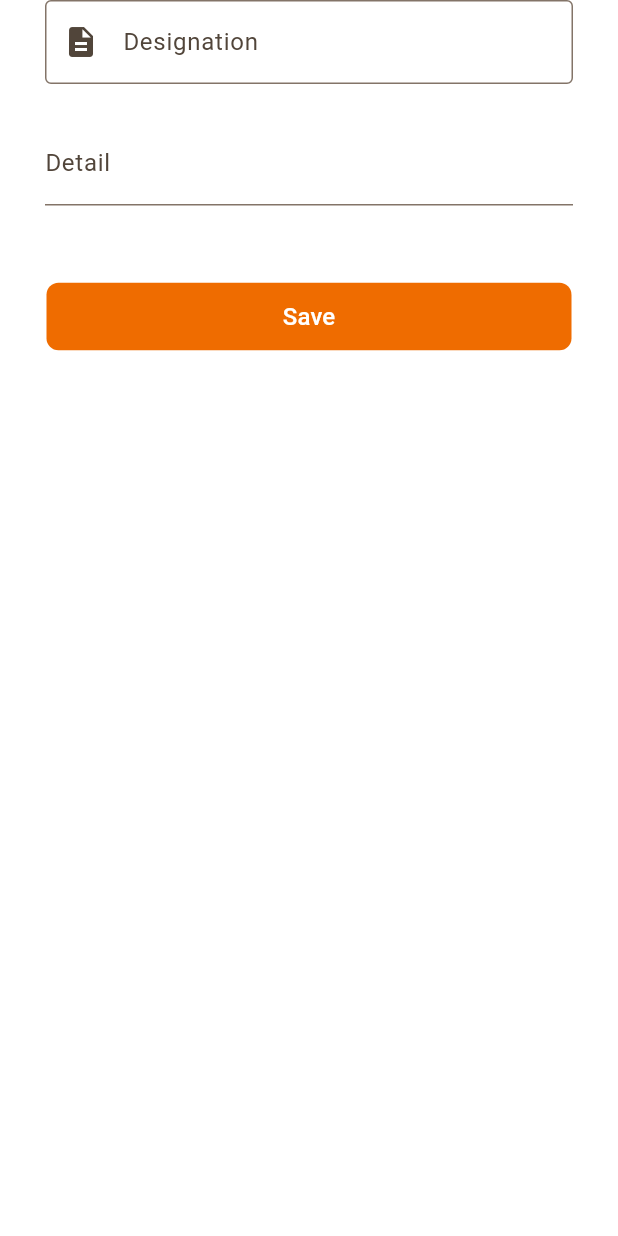
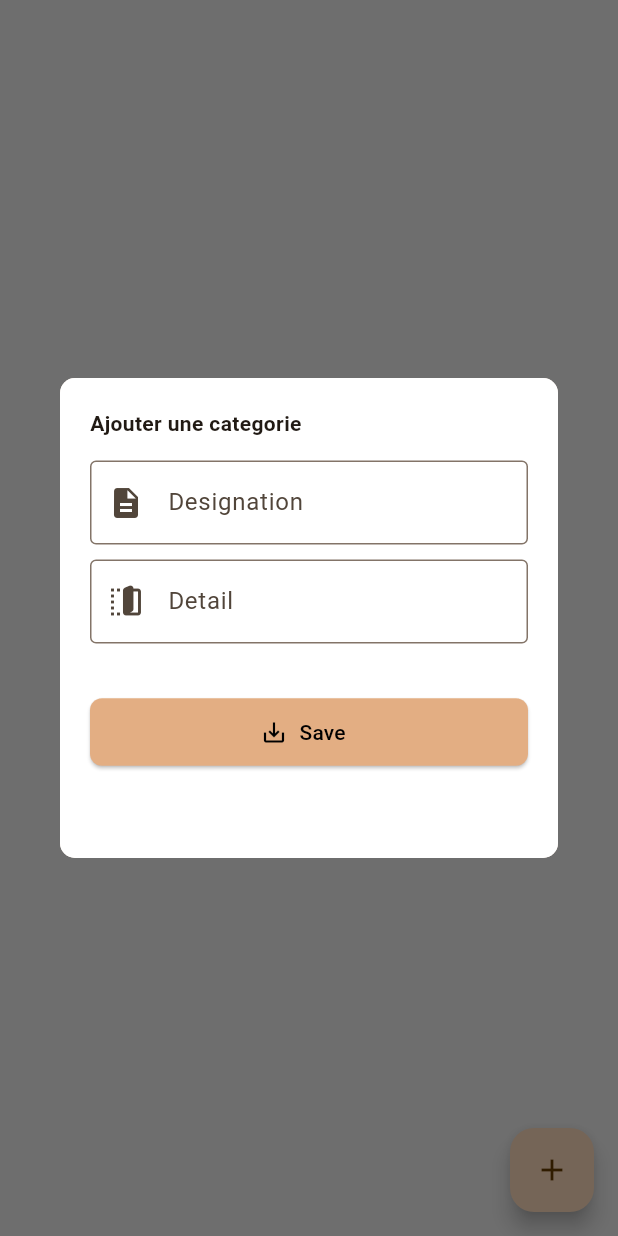
Before and after one commit to Ander1404/stock_managment-app, a Flutter app: the Cat screen opened directly, after a tap on the "add" icon, on a phone screen of 412 x 824 dp. Run offline on Flutter 3.47's test engine with Material 3 defaults, Android fonts, the light colour scheme and no system bars; our stand-ins replace flutter_slidable; network calls fail.

Commit message:
esle one

```diff
--- a/lib/Produits/Categorie/home/AddCat.dart
+++ b/lib/Produits/Categorie/home/AddCat.dart
@@ -26,6 +26,7 @@ Future <void> savadatas() async{
   @override
   Widget build(BuildContext context) {
     return Container(
+                  color: Colors.white,
                   padding: const EdgeInsets.only(left: 30, right: 30),
                   child: Column(
                     children: [
--- a/lib/Produits/Categorie/home/HomeCat.dart
+++ b/lib/Produits/Categorie/home/HomeCat.dart
@@ -1,11 +1,8 @@
 
 
 import 'dart:convert';
-
 import 'package:flutter/material.dart';
 import 'package:http/http.dart' as http;
-
-import 'package:stocktrue/Produits/Categorie/home/AddCat.dart';
 import 'package:stocktrue/ip.dart';
 class Cat extends StatefulWidget {
   const Cat({super.key});
@@ -68,10 +65,15 @@ Future<void> getrecord () async {
     super.initState();
     getrecord();
   }
+  TextEditingController designation=TextEditingController();
+  TextEditingController detail=TextEditingController();
   @override
   Widget build(BuildContext context) {
      screenwith=MediaQuery.of(context).size.width;
      screenheigth=MediaQuery.of(context).size.height;
+     void exec(){
+      () => Navigator.pop(context);
+     }
     return Scaffold(
       backgroundColor: const Color.fromARGB(255, 240, 240, 240),
 
@@ -107,7 +109,74 @@ Future<void> getrecord () async {
       floatingActionButton: FloatingActionButton(
         onPressed: (){
         // getrecord();
-        Navigator.push(context, MaterialPageRoute(builder: (context)=>const AddCat()));
+        // Assuming you have imported the flutter_dialogues package
+
+showDialog(
+  context: context,
+  builder: (BuildContext context) {
+    return Dialog(
+      shape: RoundedRectangleBorder(
+        borderRadius: BorderRadius.circular(10.0),
+      ),
+      child: Container(
+        padding: EdgeInsets.all(20.0),
+        height: 320,
+        decoration: BoxDecoration(
+          color: Colors.white,
+          borderRadius: BorderRadius.circular(10.0),
+        ),
+        child: ListView(
+          children: [
+            const Text("Ajouter une categorie",style: TextStyle(fontWeight: FontWeight.bold),),
+
+            const SizedBox(height: 15),
+            TextField(
+                          controller: designation,
+                          decoration: const InputDecoration(
+                            prefixIcon: Icon(Icons.description),
+                            border: OutlineInputBorder(
+                              borderSide: BorderSide(color: Colors.orange),
+                            ),
+                              hintText: "Designation Categorie", labelText: "Designation")),
+                      const SizedBox(height: 10),
+                       TextField(
+                          controller: detail,
+                          decoration: const InputDecoration(
+                            prefixIcon: Icon(Icons.devices_fold_rounded),
+                            border: OutlineInputBorder(
+                              borderSide: BorderSide(color: Colors.orange),
+                            ),
+                              hintText: "Detail categorie",
+                              labelText: "Detail")),
+                              const SizedBox(height: 25),
+
+                      const SizedBox(
+                        height: 10,
+                      ),
+                      ElevatedButton.icon(
+                        icon: const Icon(Icons.save_alt_outlined,color: Colors.black,),
+                        label: const Text("Save",style: TextStyle(color: Colors.black),),
+                        onPressed: (){
+                          // savadatas();
+                          () => Navigator.pop(context);
+
+
+                        },
+
+                        style: ElevatedButton.styleFrom(
+                          // elevation: 0,
+                          backgroundColor: const Color.fromARGB(255, 227, 174, 131),
+                          fixedSize: const Size(300, 45),
+                          shape: RoundedRectangleBorder(
+                              borderRadius: BorderRadius.circular(8)),
+                        ),
+                      )
+          ],
+        ),
+      ),
+    );
+  },
+);
 
       },
       // backgroundColor: Colors.white,
```
